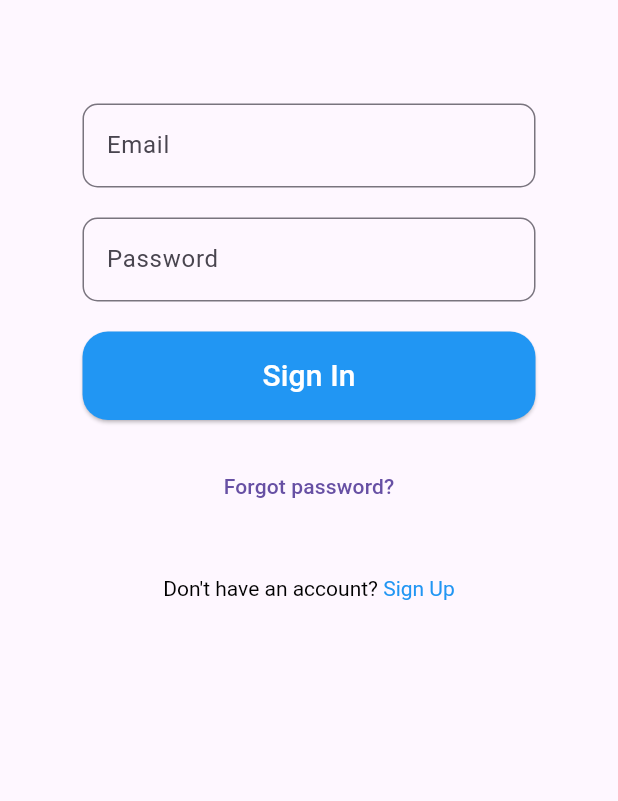
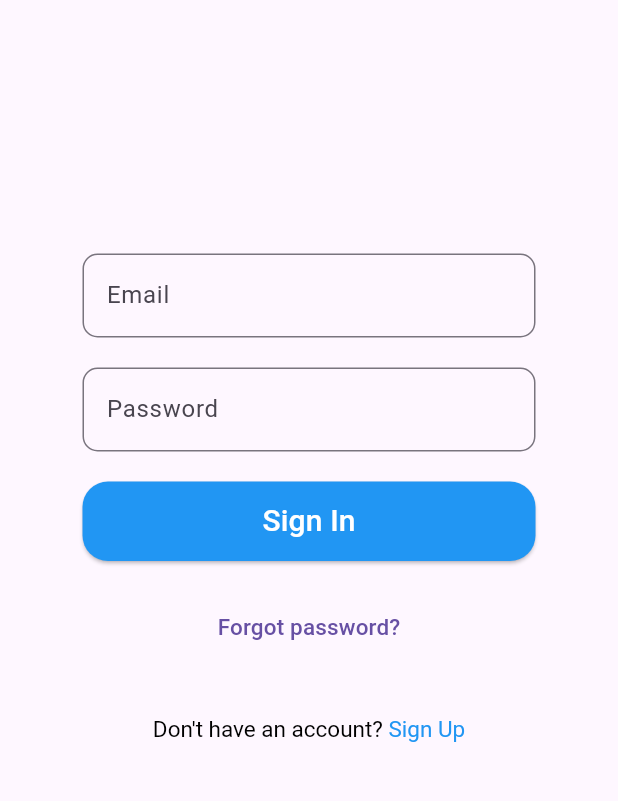
Before and after one commit to aadarshk7/Login-App_Google_Facebook_Twitter_Login, a Flutter app: the screen it shows after launch, on a phone screen of 412 x 824 dp, the part 63-864 px from its top. Run offline on Flutter 3.47's test engine with Material 3 defaults, Android fonts, the phone set to English and light mode, and no system bars; our stand-ins replace firebase_auth, firebase_core; accounts and stored records are empty.

Commit message:
Login_App

```diff
--- a/lib/login_page.dart
+++ b/lib/login_page.dart
@@ -25,6 +25,10 @@ class _LoginPageState extends State<LoginPage> {
           children: <Widget>[
             Stack(
               children: <Widget>[
+
+                Container(
+                  height: 100,
+                )
                 // Container(
                 //   height: 20,
                 //   // decoration: BoxDecoration(
@@ -74,7 +78,7 @@ class _LoginPageState extends State<LoginPage> {
                   ElevatedButton(
                     onPressed: () {},
                     style: ElevatedButton.styleFrom(
-                       padding: EdgeInsets.all(15), backgroundColor: Colors.blue,
+                       padding: EdgeInsets.all(12), backgroundColor: Colors.blue,
                       // padding: EdgeInsets.fromLTRB(77, 20, 30, 20),
                       shape: RoundedRectangleBorder(
                         borderRadius: BorderRadius.circular(17),
@@ -92,7 +96,7 @@ class _LoginPageState extends State<LoginPage> {
                   SizedBox(height: 20),
                   TextButton(
                     onPressed: () {},
-                    child: Text('Forgot password?'),
+                    child: Text('Forgot password?', style: TextStyle(fontSize:15)),
                   ),
                   Row(
                     mainAxisAlignment: MainAxisAlignment.center,
@@ -115,7 +119,7 @@ class _LoginPageState extends State<LoginPage> {
                     child: RichText(
                       text: TextSpan(
                         text: 'Don\'t have an account? ',
-                        style: TextStyle(color: Colors.black),
+                        style: TextStyle(fontSize:15,color: Colors.black),
                         children: [
                           TextSpan(
                             text: 'Sign Up',
--- a/pubspec.yaml
+++ b/pubspec.yaml
@@ -64,7 +64,7 @@ flutter:
   # To add assets to your application, add an assets section, like this:
   assets:
     - assets/images/
-    - assets/icons/
+#    - assets/icons/
 
   # An image asset can refer to one or more resolution-specific "variants", see
   # https://flutter.dev/assets-and-images/#resolution-aware
```
